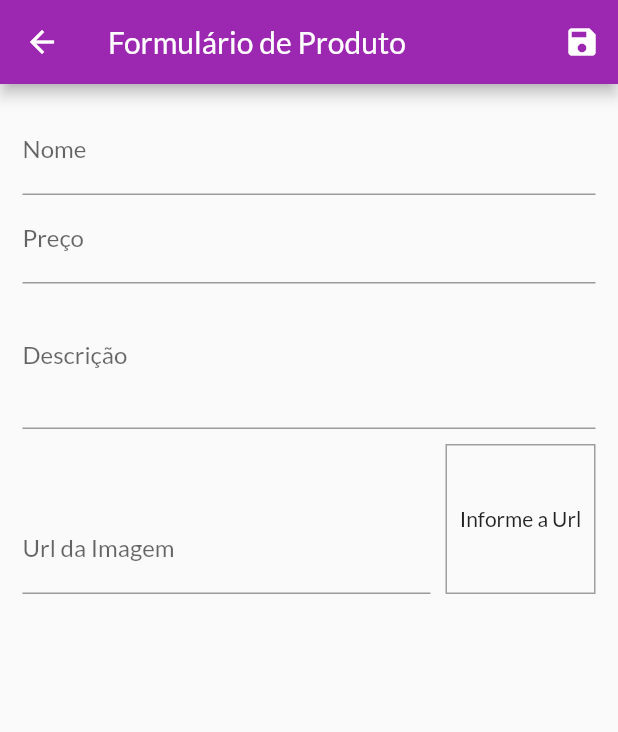
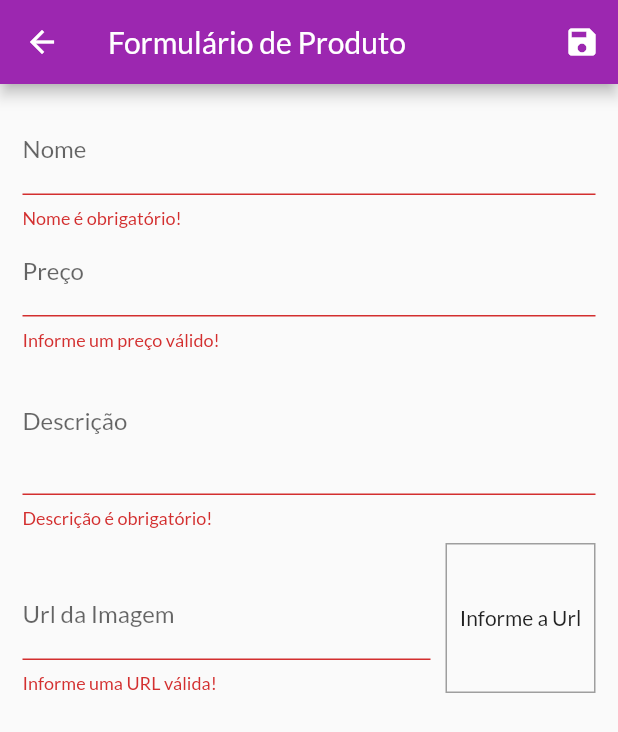
Before and after one commit to marcelinx/shop-flutter, a Flutter app: the ProductFormPage screen opened by its route, after a tap on the "save" icon, on a phone screen of 412 x 824 dp. Shown: the top 732 px of the screen. Run offline on Flutter 3.47's test engine with Material 2 defaults, Android fonts, the phone set to English and light mode, and no system bars; network calls fail.

Commit message:
criando validacoes de formulario

```diff
--- a/lib/pages/product_form.dart
+++ b/lib/pages/product_form.dart
@@ -40,7 +40,19 @@ class _ProductFormPageState extends State<ProductFormPage> {
     setState(() {});
   }
 
+  bool isValidImageUrl(String url) {
+    bool isValidUrl = Uri.tryParse(url)?.hasAbsolutePath ?? false;
+    bool endsWithFile = ['.png', '.jpg', '.jpeg'].any(url.toLowerCase().endsWith);
+    return isValidUrl && endsWithFile;
+  }
+
   void _submitForm() {
+    final isValid = _formKey.currentState?.validate() ?? false;
+
+    if (!isValid) {
+      return;
+    }
+
     _formKey.currentState?.save();
     final newProduct = Product(
       id: Random().nextDouble().toString(),
@@ -76,6 +88,13 @@ class _ProductFormPageState extends State<ProductFormPage> {
                   FocusScope.of(context).requestFocus(_priceFocus);
                 },
                 onSaved: (name) => _formData['name'] = name ?? '',
+                validator: (_name) =>
+                (_name?.trim().isEmpty ?? true)
+                  ? 'Nome é obrigatório!'
+                  : (_name!.trim().length < 3
+                    ? 'Nome precisa no mínimo de 3 letras.'
+                    : null
+                ),
               ),
               TextFormField(
                 decoration: const InputDecoration(labelText: 'Preço'),
@@ -89,6 +108,12 @@ class _ProductFormPageState extends State<ProductFormPage> {
                 },
                 onSaved: (price) =>
                     _formData['price'] = double.parse(price ?? '0'),
+                validator: (_price) {
+                  final price = double.tryParse(_price ?? '') ?? -1;
+
+                  return price <= 0 ? 'Informe um preço válido!' : null;
+                },
+
               ),
               TextFormField(
                 decoration: const InputDecoration(labelText: 'Descrição'),
@@ -97,6 +122,13 @@ class _ProductFormPageState extends State<ProductFormPage> {
                 maxLines: 3,
                 onSaved: (description) =>
                     _formData['description'] = description ?? '',
+                validator: (_description) =>
+                (_description?.trim().isEmpty ?? true)
+                  ? 'Descrição é obrigatório!'
+                  : (_description!.trim().length < 10
+                    ? 'Descrição precisa no mínimo de 10 letras.'
+                    : null
+                ),
               ),
               Row(
                 crossAxisAlignment: CrossAxisAlignment.end,
@@ -112,6 +144,13 @@ class _ProductFormPageState extends State<ProductFormPage> {
                       onFieldSubmitted: (_) => _submitForm(),
                       onSaved: (imageUrl) =>
                           _formData['imageUrl'] = imageUrl ?? '',
+                      validator: (_imageUrl) {
+                        final imageUrl = _imageUrl ?? '';
+                      if(!isValidImageUrl(imageUrl)) {
+                        return 'Informe uma URL válida!';
+                      }
+                      return null;
+                      }
                     ),
                   ),
                   Container(
```
